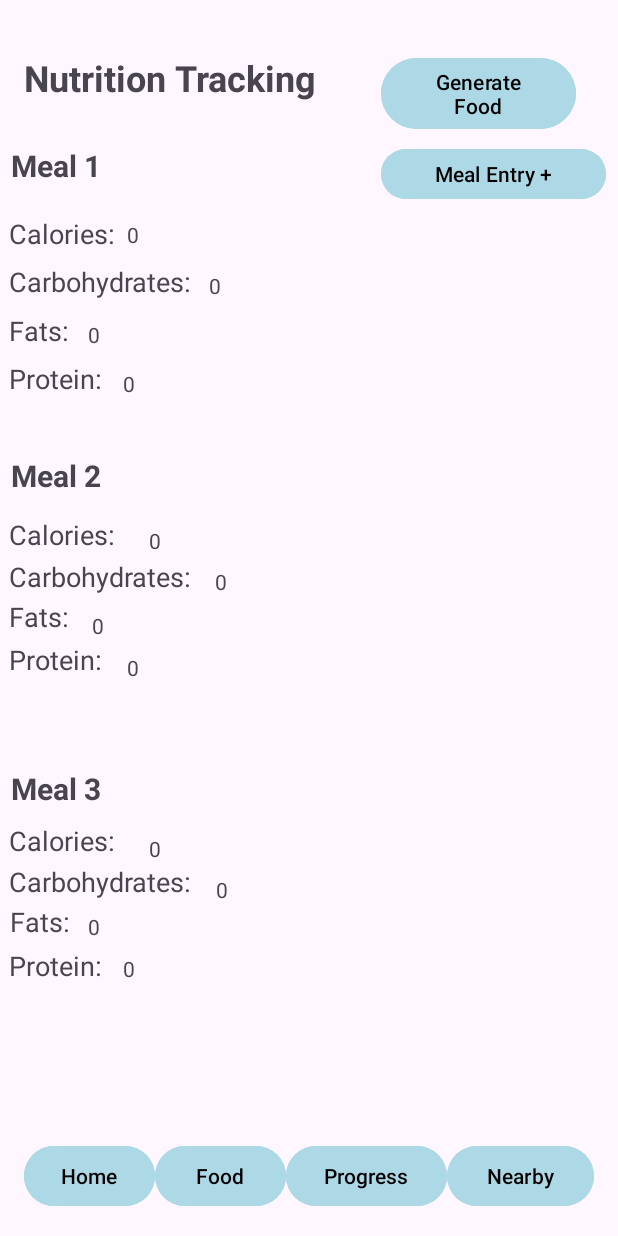
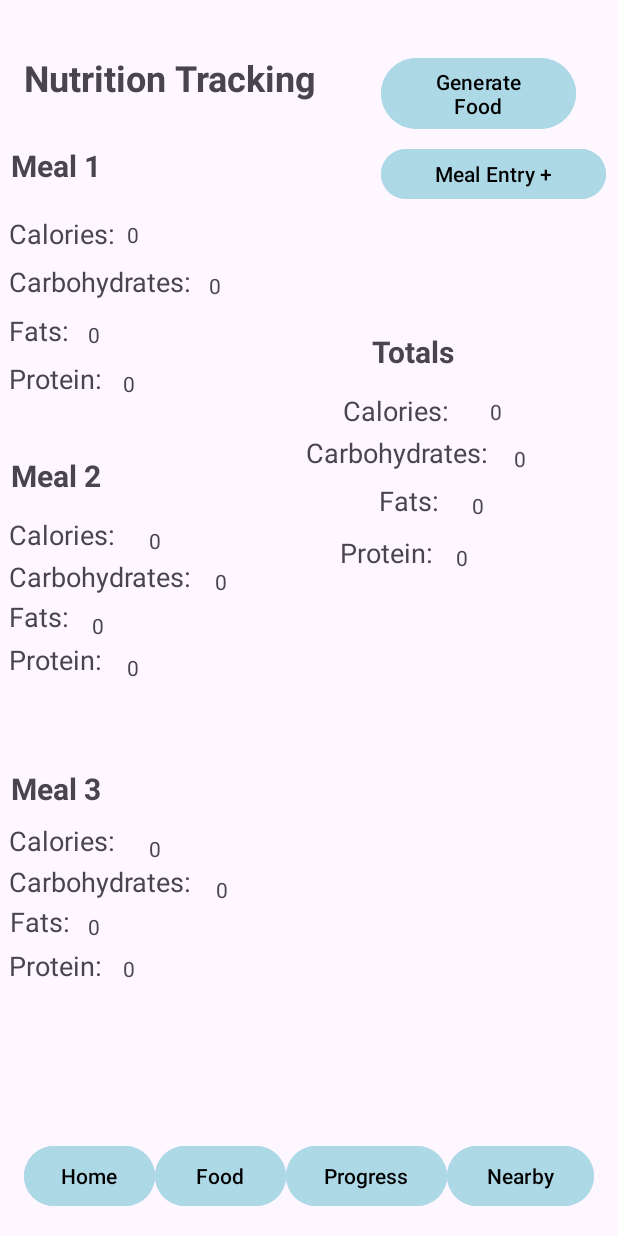
Before and after one commit to Raad2004/JourneyFit, an Android app: the FoodTracking screen opened directly, with no data from a screen before it, on a phone screen of 412 x 824 dp. Run offline under Robolectric (Android 15) with nearby library versions, the phone set to English and light mode, and no system bars.

Commit message:
changed styling inconsistencies

```diff
--- a/app/src/main/res/layout/food_tracking.xml
+++ b/app/src/main/res/layout/food_tracking.xml
@@ -57,6 +57,54 @@
         app:layout_constraintStart_toStartOf="parent"
         app:layout_constraintTop_toTopOf="parent"
         app:layout_constraintVertical_bias="0.182" />
+
+    <TextView
+        android:id="@+id/meal1cals2"
+        android:layout_width="69dp"
+        android:layout_height="18dp"
+        android:text="0"
+        app:layout_constraintBottom_toBottomOf="parent"
+        app:layout_constraintEnd_toEndOf="parent"
+        app:layout_constraintHorizontal_bias="0.953"
+        app:layout_constraintStart_toStartOf="parent"
+        app:layout_constraintTop_toTopOf="parent"
+        app:layout_constraintVertical_bias="0.328" />
+
+    <TextView
+        android:id="@+id/meal1cals3"
+        android:layout_width="69dp"
+        android:layout_height="18dp"
+        android:text="0"
+        app:layout_constraintBottom_toBottomOf="parent"
+        app:layout_constraintEnd_toEndOf="parent"
+        app:layout_constraintHorizontal_bias="1.0"
+        app:layout_constraintStart_toStartOf="parent"
+        app:layout_constraintTop_toTopOf="parent"
+        app:layout_constraintVertical_bias="0.367" />
+
+    <TextView
+        android:id="@+id/meal1cals4"
+        android:layout_width="69dp"
+        android:layout_height="18dp"
+        android:text="0"
+        app:layout_constraintBottom_toBottomOf="parent"
+        app:layout_constraintEnd_toEndOf="parent"
+        app:layout_constraintHorizontal_bias="0.918"
+        app:layout_constraintStart_toStartOf="parent"
+        app:layout_constraintTop_toTopOf="parent"
+        app:layout_constraintVertical_bias="0.406" />
+
+    <TextView
+        android:id="@+id/meal1cals5"
+        android:layout_width="69dp"
+        android:layout_height="18dp"
+        android:text="0"
+        app:layout_constraintBottom_toBottomOf="parent"
+        app:layout_constraintEnd_toEndOf="parent"
+        app:layout_constraintHorizontal_bias="0.888"
+        app:layout_constraintStart_toStartOf="parent"
+        app:layout_constraintTop_toTopOf="parent"
+        app:layout_constraintVertical_bias="0.449" />
 
     <TextView
         android:id="@+id/meal1fats"
@@ -187,6 +235,20 @@
         app:layout_constraintStart_toStartOf="parent"
         app:layout_constraintTop_toTopOf="parent"
         app:layout_constraintVertical_bias="0.121" />
+
+    <TextView
+        android:id="@+id/total"
+        android:layout_width="wrap_content"
+        android:layout_height="wrap_content"
+        android:text="Totals"
+        android:textSize="20sp"
+        android:textStyle="bold"
+        app:layout_constraintBottom_toBottomOf="parent"
+        app:layout_constraintEnd_toEndOf="parent"
+        app:layout_constraintHorizontal_bias="0.694"
+        app:layout_constraintStart_toStartOf="parent"
+        app:layout_constraintTop_toTopOf="parent"
+        app:layout_constraintVertical_bias="0.277" />
 
     <TextView
         android:id="@+id/meal2_label"
@@ -365,6 +427,19 @@
         app:layout_constraintVertical_bias="0.179" />
 
     <TextView
+        android:id="@+id/totalcals"
+        android:layout_width="76dp"
+        android:layout_height="22dp"
+        android:text="Calories: "
+        android:textSize="18sp"
+        app:layout_constraintBottom_toBottomOf="parent"
+        app:layout_constraintEnd_toEndOf="parent"
+        app:layout_constraintHorizontal_bias="0.68"
+        app:layout_constraintStart_toStartOf="parent"
+        app:layout_constraintTop_toTopOf="parent"
+        app:layout_constraintVertical_bias="0.326" />
+
+    <TextView
         android:id="@+id/textView2"
         android:layout_width="wrap_content"
         android:layout_height="wrap_content"
@@ -376,6 +451,19 @@
         app:layout_constraintStart_toStartOf="parent"
         app:layout_constraintTop_toTopOf="parent"
         app:layout_constraintVertical_bias="0.219" />
+
+    <TextView
+        android:id="@+id/totalcarbs"
+        android:layout_width="wrap_content"
+        android:layout_height="wrap_content"
+        android:text="Carbohydrates: "
+        android:textSize="18sp"
+        app:layout_constraintBottom_toBottomOf="parent"
+        app:layout_constraintEnd_toEndOf="parent"
+        app:layout_constraintHorizontal_bias="0.716"
+        app:layout_constraintStart_toStartOf="parent"
+        app:layout_constraintTop_toTopOf="parent"
+        app:layout_constraintVertical_bias="0.362" />
 
     <TextView
         android:id="@+id/textView3"
@@ -391,6 +479,19 @@
         app:layout_constraintVertical_bias="0.26" />
 
     <TextView
+        android:id="@+id/totalfats"
+        android:layout_width="wrap_content"
+        android:layout_height="wrap_content"
+        android:text="Fats: "
+        android:textSize="18sp"
+        app:layout_constraintBottom_toBottomOf="parent"
+        app:layout_constraintEnd_toEndOf="parent"
+        app:layout_constraintHorizontal_bias="0.687"
+        app:layout_constraintStart_toStartOf="parent"
+        app:layout_constraintTop_toTopOf="parent"
+        app:layout_constraintVertical_bias="0.402" />
+
+    <TextView
         android:id="@+id/textView4"
         android:layout_width="wrap_content"
         android:layout_height="wrap_content"
@@ -402,6 +503,19 @@
         app:layout_constraintStart_toStartOf="parent"
         app:layout_constraintTop_toTopOf="parent"
         app:layout_constraintVertical_bias="0.3" />
+
+    <TextView
+        android:id="@+id/totalprotein"
+        android:layout_width="wrap_content"
+        android:layout_height="wrap_content"
+        android:text="Protein: "
+        android:textSize="18sp"
+        app:layout_constraintBottom_toBottomOf="parent"
+        app:layout_constraintEnd_toEndOf="parent"
+        app:layout_constraintHorizontal_bias="0.657"
+        app:layout_constraintStart_toStartOf="parent"
+        app:layout_constraintTop_toTopOf="parent"
+        app:layout_constraintVertical_bias="0.445" />
 
     <TextView
         android:id="@+id/m2textView"
```
Also changed, not shown: app/src/main/java/com/example/journeyfit/FoodTracking.java (+29 -13 lines), app/src/main/res/layout/activity_main.xml (+12 -0 lines), app/src/main/res/layout/activity_progress.xml (+29 -35 lines).
